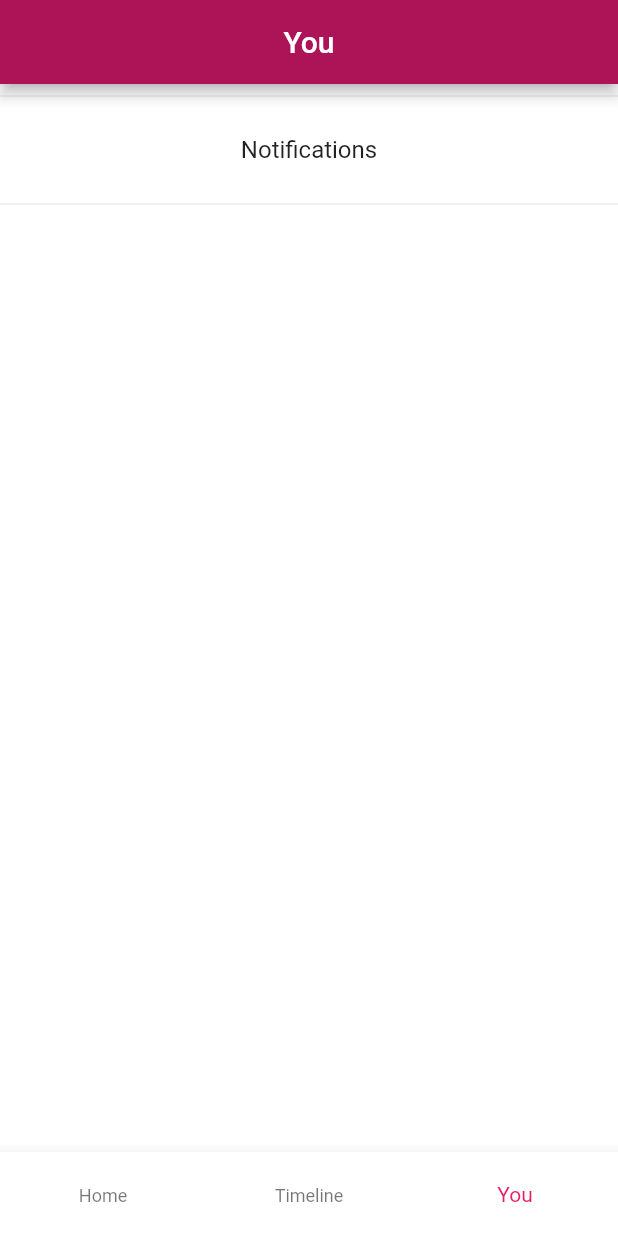
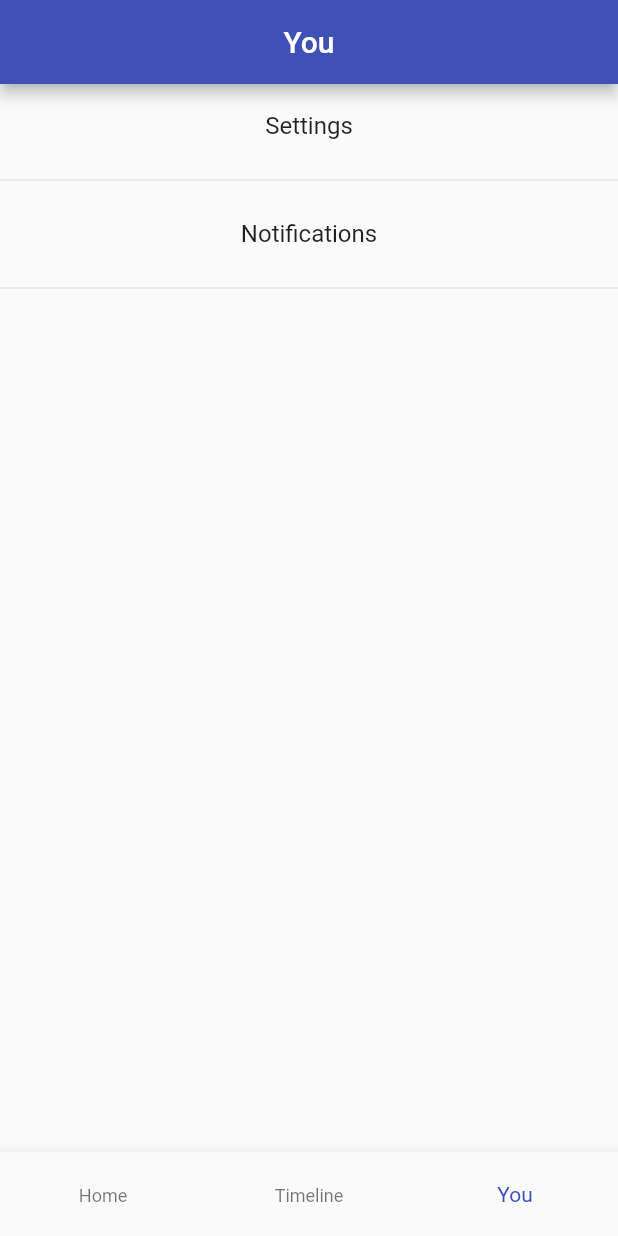
Before and after one commit to FN2187fo/dream-diary, a Flutter app: the screen it shows after launch, item 3 of the bottom bar chosen, on a phone screen of 412 x 824 dp. Run offline on Flutter 3.47's test engine with Material 2 defaults, Android fonts, the phone set to English and light mode, and no system bars; our stand-ins replace dynamic_theme, flutter_local_notifications.

```diff
--- a/lib/main.dart
+++ b/lib/main.dart
@@ -2,22 +2,40 @@ import 'package:dream_diary/pages/home.dart';
 import 'package:dream_diary/pages/timeline.dart';
 import 'package:dream_diary/pages/you.dart';
 import 'package:flutter/material.dart';
+import 'package:dynamic_theme/dynamic_theme.dart';
 
 void main() => runApp(MyApp());
 
 class MyApp extends StatelessWidget {
+
+  Brightness brightness;
+
   @override
   Widget build(BuildContext context) {
-    return MaterialApp(
-      debugShowCheckedModeBanner: false,
-      title: 'Flutter Demo',
-      theme: ThemeData(
-          primarySwatch: Colors.pink,
-          primaryColor: Colors.pink[800],
-          canvasColor: Colors.white,
-          brightness: Brightness.light),
-      home: MyHomePage(),
+    return DynamicTheme(
+      defaultBrightness: Brightness.light,
+      data: (brightness) => ThemeData(
+        primarySwatch: Colors.indigo,
+        brightness: brightness
+      ),
+      themedWidgetBuilder: (context, theme) {
+        return MaterialApp(
+          debugShowCheckedModeBanner: false,
+          theme: theme,
+          home: MyHomePage(),
+        );
+      },
     );
+    // return MaterialApp(
+    //   debugShowCheckedModeBanner: false,
+    //   title: 'Flutter Demo',
+    //   theme: ThemeData(
+    //       primarySwatch: Colors.pink,
+    //       primaryColor: Colors.teal[800],
+    //       canvasColor: Colors.black,
+    //       brightness: Brightness.dark),
+    //   home: MyHomePage(),
+    // );
   }
 }
 
--- a/lib/pages/you.dart
+++ b/lib/pages/you.dart
@@ -1,5 +1,6 @@
 import 'package:flutter/material.dart';
 import 'notifications.dart';
+import 'settings.dart';
 
 class You extends StatefulWidget {
   @override
@@ -17,6 +18,7 @@ class _YouState extends State<You> {
       ),
       body: ListView(
         children: <Widget>[
+          ListTile(title: Text("Settings", textAlign: TextAlign.center,), onTap: () {Navigator.push(context, MaterialPageRoute(builder: (context) => Settings()));},),
           Divider(),
           ListTile(title: Text("Notifications", textAlign: TextAlign.center,), onTap: () {Navigator.push(context, MaterialPageRoute(builder: (context) => Notifications()));}),
           Divider(),
--- a/pubspec.yaml
+++ b/pubspec.yaml
@@ -30,6 +30,7 @@ dev_dependencies:
   path_provider:
   flutter_local_notifications: ^0.8.4
   datetime_picker_formfield:
+  dynamic_theme: ^1.0.1
 
 
 # For information on the generic Dart part of this file, see the
```
Also changed, not shown: lib/pages/notifications.dart (+0 -7 lines), lib/pages/settings.dart (added, +31 -0 lines), assets/undraw_no_data_qbuo.png, pubspec.lock.
